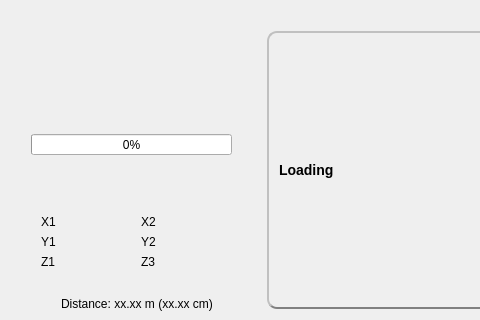
Qt form Viewer/ViewerExplorer/mainwindow.ui (JulienAndre26/Modelisation-3D-par-Kinect) before a commit; both pictures show x 0 to 480 and y 313 to 633 of the 952 by 633 pixel window.
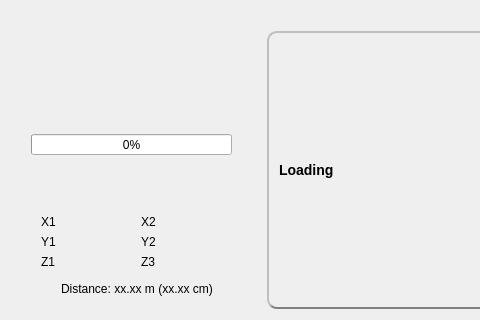
The same form after that commit. Icons and pictures are not drawn. Custom widgets are drawn as their Qt base class.

Commit message: agrandissement du label qui contient la distance

The edit to the form file:
```diff
--- a/Viewer/ViewerExplorer/mainwindow.ui
+++ b/Viewer/ViewerExplorer/mainwindow.ui
@@ -785,8 +785,8 @@
            <property name="geometry">
             <rect>
              <x>50</x>
-             <y>220</y>
-             <width>151</width>
+             <y>205</y>
+             <width>210</width>
              <height>20</height>
             </rect>
            </property>
@@ -804,7 +804,7 @@
            <property name="geometry">
             <rect>
              <x>10</x>
-             <y>210</y>
+             <y>198</y>
              <width>41</width>
              <height>31</height>
             </rect>
```
The commit also changes 1 other file.
